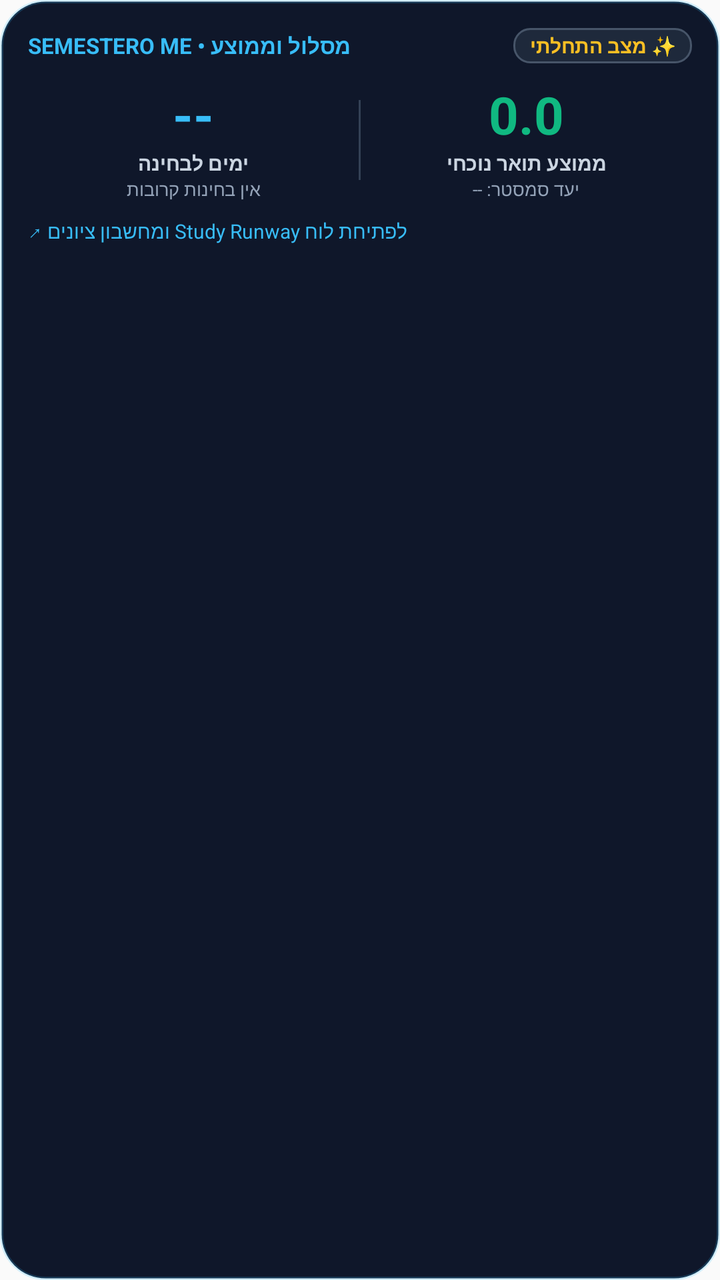
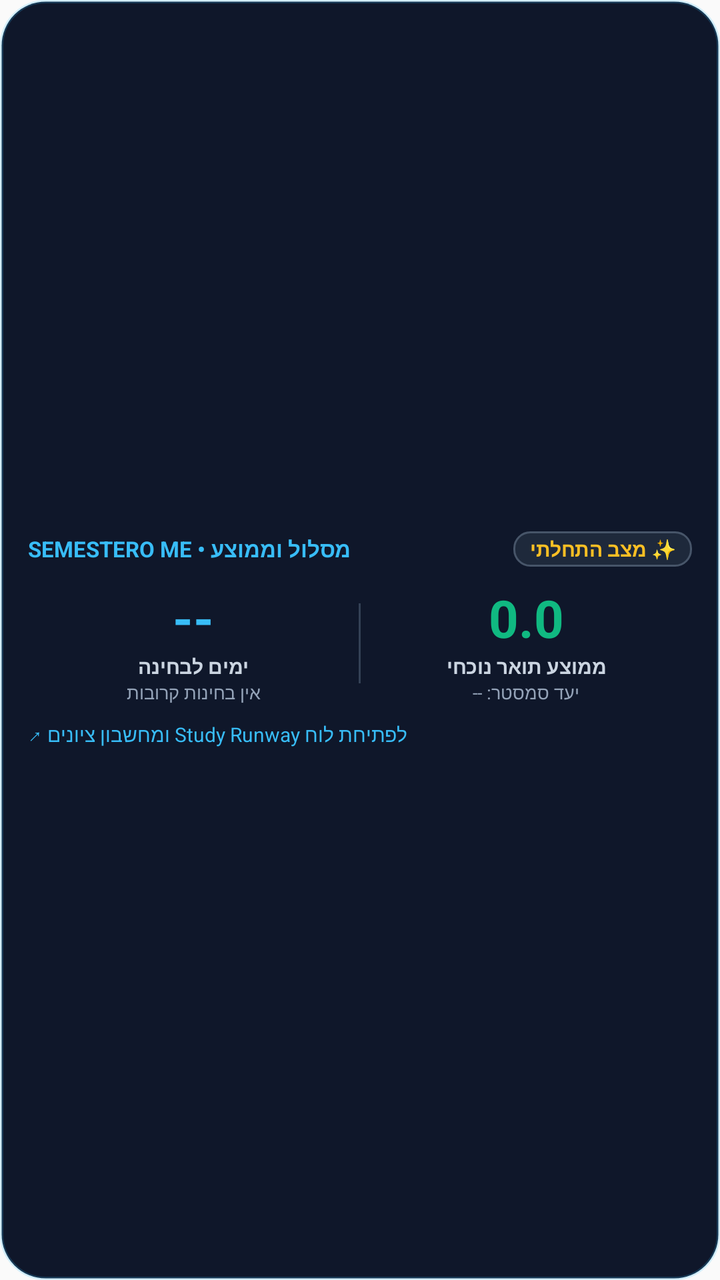

Before-and-after screenshots of an Android layout around one commit, followed by the original layout XML and the change that was made.
<!-- AndroidManifest.xml: application theme AppTheme -->
<!-- res/layout/widget_finals_gpa.xml -->
<?xml version="1.0" encoding="utf-8"?>
<LinearLayout xmlns:android="http://schemas.android.com/apk/res/android"
    android:id="@+id/widget_finals_gpa_root"
    android:layout_width="match_parent"
    android:layout_height="match_parent"
    android:background="@drawable/widget_card_bg"
    android:orientation="vertical"
    android:padding="14dp">

    
    <LinearLayout
        android:layout_width="match_parent"
        android:layout_height="wrap_content"
        android:orientation="horizontal"
        android:gravity="center_vertical">

        <TextView
            android:layout_width="0dp"
            android:layout_height="wrap_content"
            android:layout_weight="1"
            android:text="SEMESTERO ME • מסלול וממוצע"
            android:textColor="#38bdf8"
            android:textSize="11sp"
            android:textStyle="bold" />

        <TextView
            android:id="@+id/widget_gpa_honors_badge"
            android:layout_width="wrap_content"
            android:layout_height="wrap_content"
            android:background="@drawable/widget_badge_bg"
            android:paddingLeft="8dp"
            android:paddingRight="8dp"
            android:paddingTop="2dp"
            android:paddingBottom="2dp"
            android:text="✨ מצב התחלתי"
            android:textColor="#fbbf24"
            android:textSize="10sp"
            android:textStyle="bold" />
    </LinearLayout>

    
    <LinearLayout
        android:layout_width="match_parent"
        android:layout_height="wrap_content"
        android:layout_marginTop="8dp"
        android:orientation="horizontal"
        android:gravity="center_vertical">

        
        <LinearLayout
            android:layout_width="0dp"
            android:layout_height="wrap_content"
            android:layout_weight="1"
            android:orientation="vertical"
            android:gravity="center">

            <TextView
                android:id="@+id/widget_finals_exam_days"
                android:layout_width="wrap_content"
                android:layout_height="wrap_content"
                android:text="--"
                android:textColor="#38bdf8"
                android:textSize="26sp"
                android:textStyle="bold" />

            <TextView
                android:id="@+id/widget_finals_exam_name"
                android:layout_width="wrap_content"
                android:layout_height="wrap_content"
                android:text="ימים לבחינה"
                android:textColor="#cbd5e1"
                android:textSize="10sp"
                android:textStyle="bold"
                android:maxLines="1"
                android:ellipsize="end" />

            <TextView
                android:id="@+id/widget_finals_exam_course"
                android:layout_width="wrap_content"
                android:layout_height="wrap_content"
                android:text="אין בחינות קרובות"
                android:textColor="#94a3b8"
                android:textSize="9sp"
                android:maxLines="1"
                android:ellipsize="end" />
        </LinearLayout>

        
        <FrameLayout
            android:layout_width="1dp"
            android:layout_height="40dp"
            android:background="#334155" />

        
        <LinearLayout
            android:layout_width="0dp"
            android:layout_height="wrap_content"
            android:layout_weight="1"
            android:orientation="vertical"
            android:gravity="center">

            <TextView
                android:id="@+id/widget_gpa_current"
                android:layout_width="wrap_content"
                android:layout_height="wrap_content"
                android:text="0.0"
                android:textColor="#10b981"
                android:textSize="26sp"
                android:textStyle="bold" />

            <TextView
                android:layout_width="wrap_content"
                android:layout_height="wrap_content"
                android:text="ממוצע תואר נוכחי"
                android:textColor="#cbd5e1"
                android:textSize="10sp"
                android:textStyle="bold" />

            <TextView
                android:id="@+id/widget_gpa_target"
                android:layout_width="wrap_content"
                android:layout_height="wrap_content"
                android:text="יעד סמסטר: --"
                android:textColor="#94a3b8"
                android:textSize="9sp" />
        </LinearLayout>
    </LinearLayout>

    
    <TextView
        android:layout_width="match_parent"
        android:layout_height="wrap_content"
        android:layout_marginTop="8dp"
        android:text="לפתיחת לוח Study Runway ומחשבון ציונים ↗"
        android:textColor="#38bdf8"
        android:textSize="10sp"
        android:gravity="left" />
</LinearLayout>
<!-- resources referenced by this layout -->
<resources>
  <!-- drawable widget_badge_bg (drawable) -->
  <?xml version="1.0" encoding="utf-8"?>
  <shape xmlns:android="http://schemas.android.com/apk/res/android"
      android:shape="rectangle">
      <solid android:color="#1e293b" />
      <corners android:radius="8dp" />
      <stroke
          android:width="1dp"
          android:color="#475569" />
  </shape>
  <!-- drawable widget_card_bg (drawable) -->
  <?xml version="1.0" encoding="utf-8"?>
  <shape xmlns:android="http://schemas.android.com/apk/res/android"
      android:shape="rectangle">
      <solid android:color="#0f172a" />
      <corners android:radius="22dp" />
      <stroke
          android:width="1.5dp"
          android:color="#3338bdf8" />
  </shape>
  <style name="AppTheme" parent="Theme.AppCompat.Light.DarkActionBar">
          
          <item name="colorPrimary">@color/colorPrimary</item>
          <item name="colorPrimaryDark">@color/colorPrimaryDark</item>
          <item name="colorAccent">@color/colorAccent</item>
      </style>
</resources>

<!-- the commit's change to res/layout/widget_finals_gpa.xml (unified diff, before → after) -->
@@ -5,6 +5,7 @@
     android:layout_height="match_parent"
     android:background="@drawable/widget_card_bg"
     android:orientation="vertical"
+    android:gravity="center_vertical"
     android:padding="14dp">
 
     
